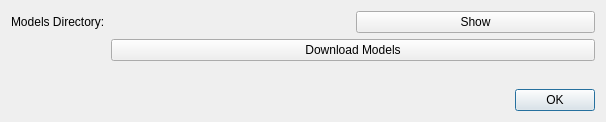
The window that src/tree_eyed/tree_eyed_settings_dialog.ui (afruizh/TreeEyed) describes before a commit, drawn with Qt 5.
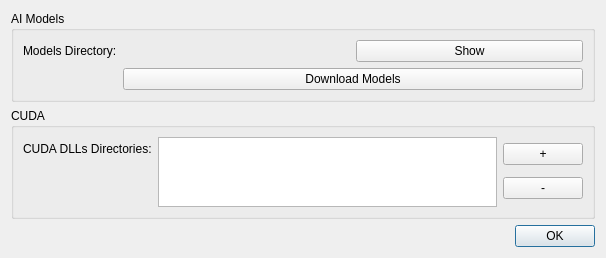
The same window after the commit. Custom widgets are drawn as their Qt base class.

Commit message: added cuda settings

The edit to the form file:
```diff
--- a/src/tree_eyed/tree_eyed_settings_dialog.ui
+++ b/src/tree_eyed/tree_eyed_settings_dialog.ui
@@ -7,7 +7,7 @@
     <x>0</x>
     <y>0</y>
     <width>606</width>
-    <height>122</height>
+    <height>254</height>
    </rect>
   </property>
   <property name="windowTitle">
@@ -15,6 +15,12 @@
   </property>
   <layout class="QVBoxLayout" name="verticalLayout">
    <item>
+    <widget class="QGroupBox" name="groupBox_2">
+     <property name="title">
+      <string>AI Models</string>
+     </property>
+     <layout class="QVBoxLayout" name="verticalLayout_2">
+      <item>
     <layout class="QFormLayout" name="formLayout">
      <item row="1" column="0">
       <widget class="QLabel" name="label">
@@ -52,6 +58,50 @@
       </widget>
      </item>
     </layout>
+      </item>
+     </layout>
+    </widget>
+   </item>
+   <item>
+    <widget class="QGroupBox" name="groupBox">
+     <property name="title">
+      <string>CUDA</string>
+     </property>
+     <layout class="QFormLayout" name="formLayout_2">
+      <item row="0" column="0">
+       <widget class="QLabel" name="label_2">
+        <property name="text">
+         <string>CUDA DLLs Directories:</string>
+        </property>
+       </widget>
+      </item>
+      <item row="0" column="1">
+       <layout class="QHBoxLayout" name="horizontalLayout_2">
+        <item>
+         <widget class="QListWidget" name="cuda_dirs_listWidget"/>
+        </item>
+        <item>
+         <layout class="QVBoxLayout" name="verticalLayout_3">
+          <item>
+           <widget class="QPushButton" name="pushButton_add_cuda_dir">
+            <property name="text">
+             <string>+</string>
+            </property>
+           </widget>
+          </item>
+          <item>
+           <widget class="QPushButton" name="pushButton_remove_cuda_dir">
+            <property name="text">
+             <string>-</string>
+            </property>
+           </widget>
+          </item>
+         </layout>
+        </item>
+       </layout>
+      </item>
+     </layout>
+    </widget>
    </item>
    <item>
     <widget class="QDialogButtonBox" name="buttonBox">
```
Left out of the diff: 12 changed lines with no effect on the pictures. Lines whose indentation alone changed are shown as unchanged. The commit also changes 3 other files.
